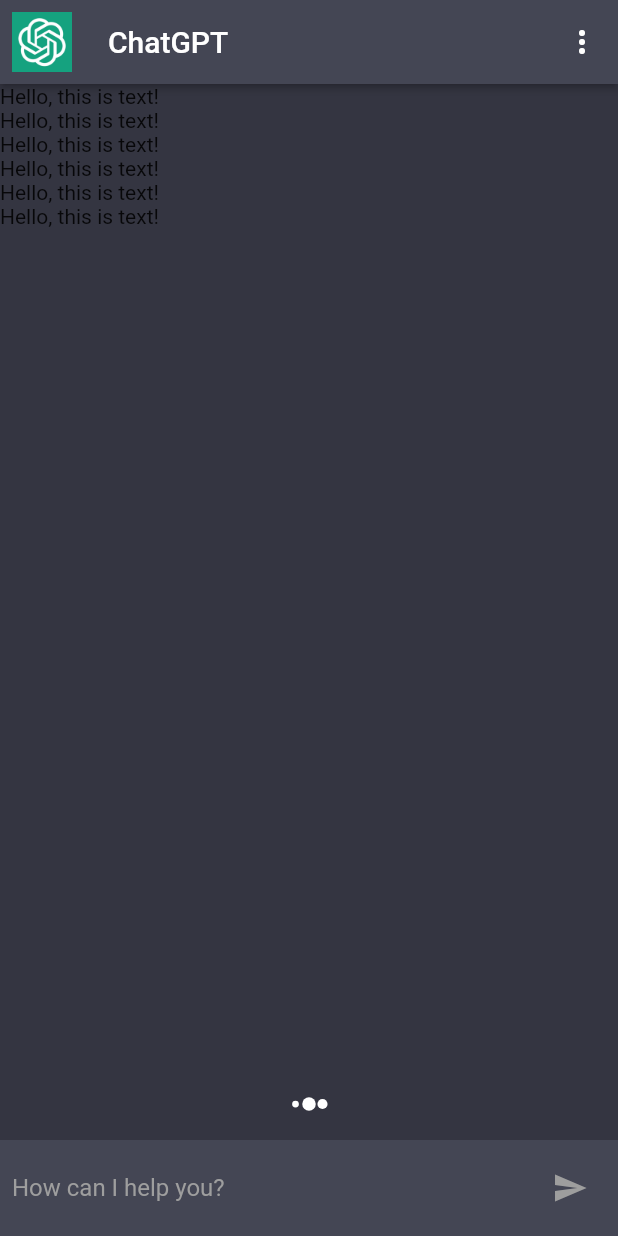
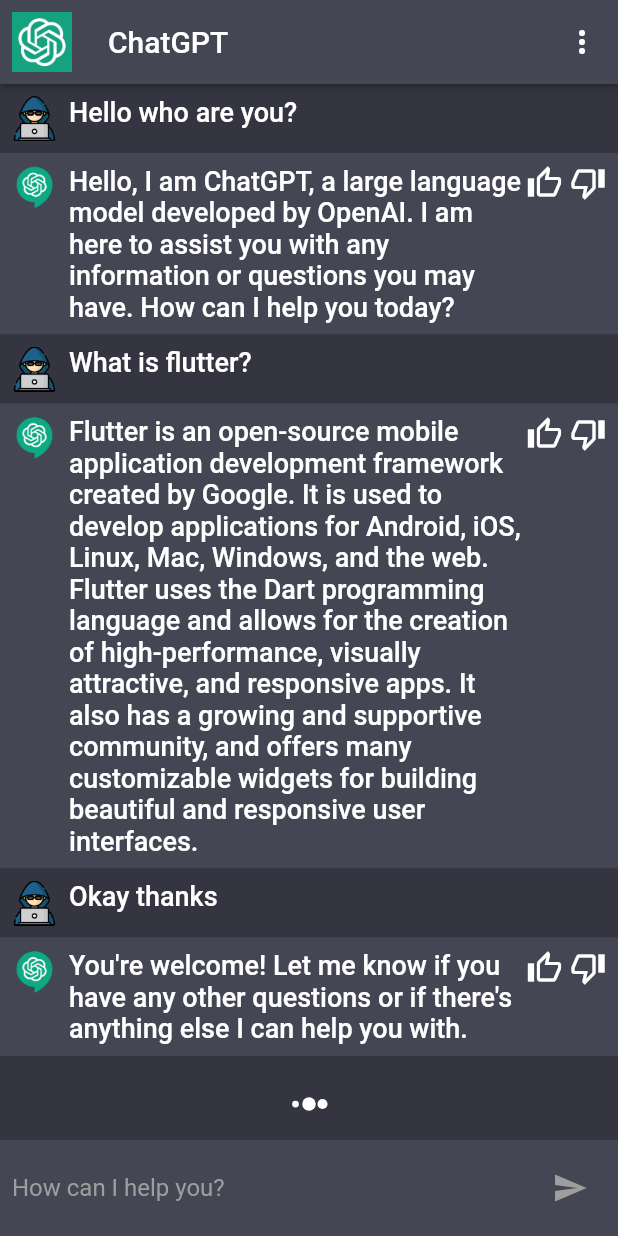
Before and after one commit to OmarAmeer96/ChatGPT-App, a Flutter app: the screen it shows after launch, on a phone screen of 412 x 824 dp. Run offline on Flutter 3.47's test engine with Material 2 defaults, Android fonts, the phone set to English and light mode, and no system bars; our stand-ins replace flutter_spinkit.

Commit message:
Final Part_3 Commit

```diff
--- a/lib/constants/constants.dart
+++ b/lib/constants/constants.dart
@@ -2,3 +2,33 @@ import 'package:flutter/material.dart';
 
 Color scaffoldBackgroundColor = const Color(0xFF343541);
 Color cardColor = const Color(0xFF444654);
+
+final chatMessages = [
+  {
+    "msg": "Hello who are you?",
+    "chatIndex": 0,
+  },
+  {
+    "msg":
+        "Hello, I am ChatGPT, a large language model developed by OpenAI. I am here to assist you with any information or questions you may have. How can I help you today?",
+    "chatIndex": 1,
+  },
+  {
+    "msg": "What is flutter?",
+    "chatIndex": 0,
+  },
+  {
+    "msg":
+        "Flutter is an open-source mobile application development framework created by Google. It is used to develop applications for Android, iOS, Linux, Mac, Windows, and the web. Flutter uses the Dart programming language and allows for the creation of high-performance, visually attractive, and responsive apps. It also has a growing and supportive community, and offers many customizable widgets for building beautiful and responsive user interfaces.",
+    "chatIndex": 1,
+  },
+  {
+    "msg": "Okay thanks",
+    "chatIndex": 0,
+  },
+  {
+    "msg":
+        "You're welcome! Let me know if you have any other questions or if there's anything else I can help you with.",
+    "chatIndex": 1,
+  },
+];
--- a/lib/screens/chat_scree.dart
+++ b/lib/screens/chat_scree.dart
@@ -1,5 +1,6 @@
 import 'package:chatgpt_app/constants/constants.dart';
 import 'package:chatgpt_app/services/assets_manager.dart';
+import 'package:chatgpt_app/widgets/chat_widget.dart';
 import 'package:flutter/material.dart';
 import 'package:flutter_spinkit/flutter_spinkit.dart';
 
@@ -49,7 +50,11 @@ class _ChatScreenState extends State<ChatScreen> {
               child: ListView.builder(
                 itemCount: 6,
                 itemBuilder: (context, index) {
-                  return const Text("Hello, this is text!");
+                  return ChatWidget(
+                    msg: chatMessages[index]["msg"].toString(),
+                    chatIndex:
+                        int.parse(chatMessages[index]["chatIndex"].toString()),
+                  );
                 },
               ),
             ),
--- /dev/null
+++ b/lib/widgets/chat_widget.dart
@@ -0,0 +1,60 @@
+import 'package:chatgpt_app/constants/constants.dart';
+import 'package:chatgpt_app/services/assets_manager.dart';
+import 'package:chatgpt_app/widgets/text_widget.dart';
+import 'package:flutter/material.dart';
+
+class ChatWidget extends StatelessWidget {
+  const ChatWidget({super.key, required this.msg, required this.chatIndex});
+
+  final String msg;
+  final int chatIndex;
+
+  @override
+  Widget build(BuildContext context) {
+    return Column(
+      children: [
+        Material(
+          color: chatIndex == 0 ? scaffoldBackgroundColor : cardColor,
+          child: Padding(
+            padding: const EdgeInsets.all(8.0),
+            child: Row(
+              crossAxisAlignment: CrossAxisAlignment.start,
+              children: [
+                Image.asset(
+                  chatIndex == 0
+                      ? AssetsManager.userImage
+                      : AssetsManager.botImage,
+                  height: 30,
+                  width: 30,
+                ),
+                const SizedBox(
+                  width: 8,
+                ),
+                Expanded(child: TextWidget(label: msg)),
+                chatIndex == 0
+                    ? const SizedBox.shrink()
+                    : Row(
+                        mainAxisAlignment: MainAxisAlignment.end,
+                        mainAxisSize: MainAxisSize.min,
+                        children: const [
+                          Icon(
+                            Icons.thumb_up_alt_outlined,
+                            color: Colors.white,
+                          ),
+                          SizedBox(
+                            width: 5,
+                          ),
+                          Icon(
+                            Icons.thumb_down_alt_outlined,
+                            color: Colors.white,
+                          )
+                        ],
+                      ),
+              ],
+            ),
+          ),
+        )
+      ],
+    );
+  }
+}
--- /dev/null
+++ b/lib/widgets/text_widget.dart
@@ -0,0 +1,28 @@
+import 'package:flutter/material.dart';
+
+class TextWidget extends StatelessWidget {
+  const TextWidget(
+      {Key? key,
+      required this.label,
+      this.fontSize = 18,
+      this.color,
+      this.fontWeight})
+      : super(key: key);
+
+  final String label;
+  final double fontSize;
+  final Color? color;
+  final FontWeight? fontWeight;
+  @override
+  Widget build(BuildContext context) {
+    return Text(
+      label,
+      // textAlign: TextAlign.justify,
+      style: TextStyle(
+        color: color ?? Colors.white,
+        fontSize: fontSize,
+        fontWeight: fontWeight ?? FontWeight.w500,
+      ),
+    );
+  }
+}
```
